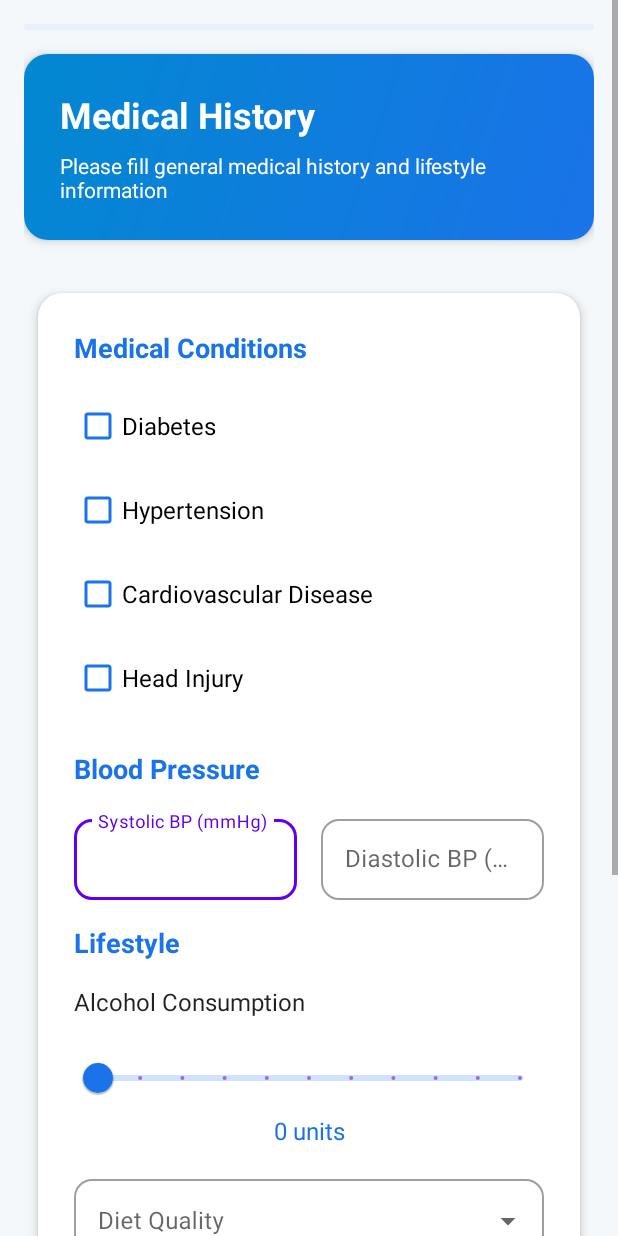
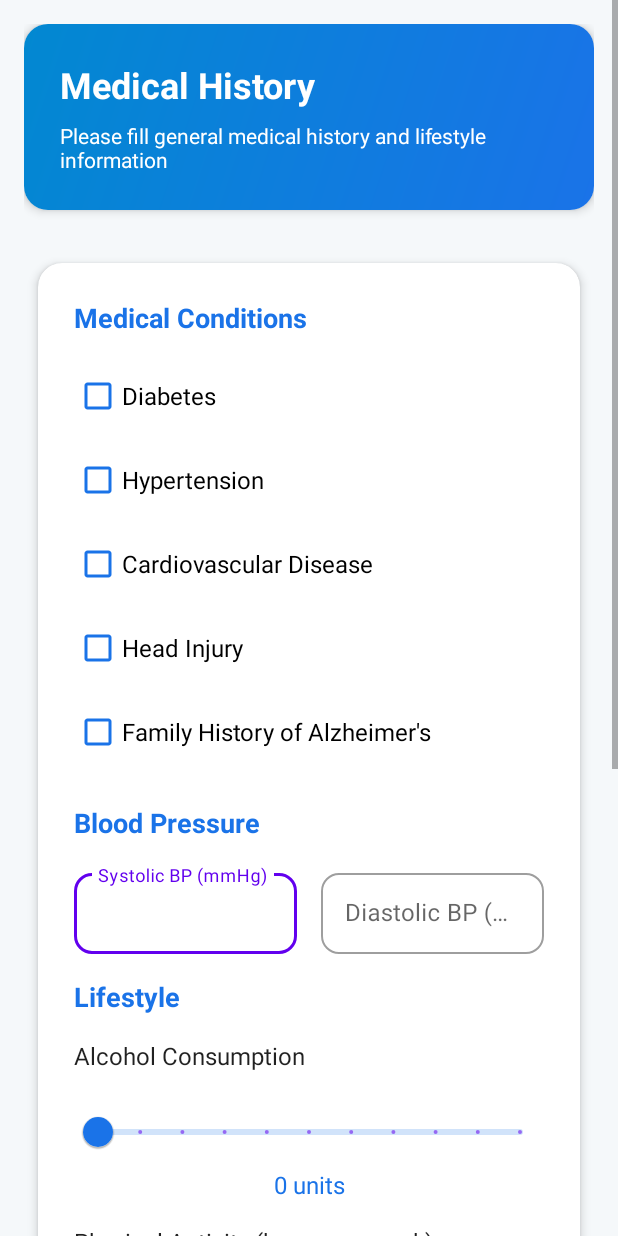
Before and after one commit to peter-popazov/deisease_predictor_ui, an Android app: the MedicalHistoryActivity screen opened directly, with no data from a screen before it, on a phone screen of 412 x 824 dp. Run offline under Robolectric (Android 15) with nearby library versions, the phone set to English and light mode, and no system bars.

Commit message:
Add family history checkbox and physical activity slider to medical history form; refactor repository to reflect endpoint

```diff
--- a/app/src/main/java/com/peter/rgr/api/models/AlzheimerAssessmentRequest.kt
+++ b/app/src/main/java/com/peter/rgr/api/models/AlzheimerAssessmentRequest.kt
@@ -1,7 +1,7 @@
 package com.peter.rgr.api.models
 
+import MedicalHistory
 import com.google.gson.annotations.SerializedName
-import com.peter.rgr.data.MedicalHistory
 
 data class AlzheimerAssessmentRequest(
     // Demographic Information
--- a/app/src/main/res/layout/activity_medical_history.xml
+++ b/app/src/main/res/layout/activity_medical_history.xml
@@ -10,16 +10,6 @@
         android:layout_height="wrap_content"
         android:orientation="vertical"
         android:padding="16dp">
-
-        <!-- Progress Bar -->
-        <com.google.android.material.progressindicator.LinearProgressIndicator
-            android:id="@+id/progressBar"
-            android:layout_width="match_parent"
-            android:layout_height="wrap_content"
-            android:layout_marginBottom="16dp"
-            app:indicatorColor="#1A73E8"
-            app:trackColor="#E8F0FE"
-            app:trackCornerRadius="4dp" />
 
         <!-- Header Section -->
         <androidx.cardview.widget.CardView
@@ -120,6 +110,16 @@
                         android:text="Head Injury"
                         android:textSize="16sp"
                         app:buttonTint="#1A73E8" />
+
+                    <!-- New checkbox for family history of Alzheimer's -->
+                    <com.google.android.material.checkbox.MaterialCheckBox
+                        android:id="@+id/checkBoxFamilyHistoryAlzheimers"
+                        android:layout_width="match_parent"
+                        android:layout_height="wrap_content"
+                        android:layout_marginBottom="8dp"
+                        android:text="Family History of Alzheimer's"
+                        android:textSize="16sp"
+                        app:buttonTint="#1A73E8" />
                 </LinearLayout>
 
                 <!-- Blood Pressure -->
@@ -190,9 +190,6 @@
                 <TextView
                     android:layout_width="match_parent"
                     android:layout_height="wrap_content"
-                    android:stepSize="1"
-                    android:valueFrom="0"
-                    android:valueTo="10"
                     android:layout_marginBottom="16dp"
                     android:text="Alcohol Consumption"
                     android:textColor="?android:attr/textColorPrimary"
@@ -238,7 +235,54 @@
                     </LinearLayout>
                 </com.google.android.material.textfield.TextInputLayout>
 
-                <!-- Diet Quality -->
+                <TextView
+                    android:layout_width="match_parent"
+                    android:layout_height="wrap_content"
+                    android:layout_marginBottom="16dp"
+                    android:text="Physical Activity (hours per week)"
+                    android:textColor="?android:attr/textColorPrimary"
+                    android:textSize="16sp" />
+
+                <com.google.android.material.textfield.TextInputLayout
+                    style="@style/Widget.MaterialComponents.TextInputLayout.OutlinedBox"
+                    android:layout_width="match_parent"
+                    android:layout_height="wrap_content"
+                    android:layout_marginBottom="16dp"
+                    android:hint="Hours per week"
+                    app:boxCornerRadiusBottomEnd="12dp"
+                    app:boxCornerRadiusBottomStart="12dp"
+                    app:boxCornerRadiusTopEnd="12dp"
+                    app:boxCornerRadiusTopStart="12dp">
+
+                    <LinearLayout
+                        android:layout_width="match_parent"
+                        android:layout_height="wrap_content"
+                        android:orientation="vertical">
+
+                        <com.google.android.material.slider.Slider
+                            android:id="@+id/sliderPhysicalActivity"
+                            android:layout_width="match_parent"
+                            android:layout_height="wrap_content"
+                            android:contentDescription="Physical Activity slider"
+                            android:stepSize="1"
+                            android:valueFrom="0"
+                            android:valueTo="10"
+                            app:thumbColor="#1A73E8"
+                            app:trackColorActive="#1A73E8"
+                            app:trackColorInactive="#D1E3FA"
+                            app:trackHeight="4dp" />
+
+                        <TextView
+                            android:id="@+id/textPhysicalActivityValue"
+                            android:layout_width="match_parent"
+                            android:layout_height="wrap_content"
+                            android:gravity="center"
+                            android:text="0 hours/week"
+                            android:textColor="#1A73E8"
+                            android:textSize="16sp" />
+                    </LinearLayout>
+                </com.google.android.material.textfield.TextInputLayout>
+
                 <com.google.android.material.textfield.TextInputLayout
                     style="@style/Widget.MaterialComponents.TextInputLayout.OutlinedBox.ExposedDropdownMenu"
                     android:layout_width="match_parent"
```
Also changed, not shown: app/src/main/java/com/peter/rgr/MedicalHistoryActivity.kt (+68 -25 lines), app/src/main/java/com/peter/rgr/data/MedicalHistory.kt (+5 -5 lines), app/src/main/java/com/peter/rgr/repository/MedicalHistoryRepository.kt (+8 -7 lines), app/src/main/java/com/peter/rgr/viewmodel/MedicalHistoryViewModel.kt (+12 -8 lines), app/src/main/java/com/peter/rgr/viewmodel/ResultsViewModel.kt (+27 -25 lines), 5 other files.
